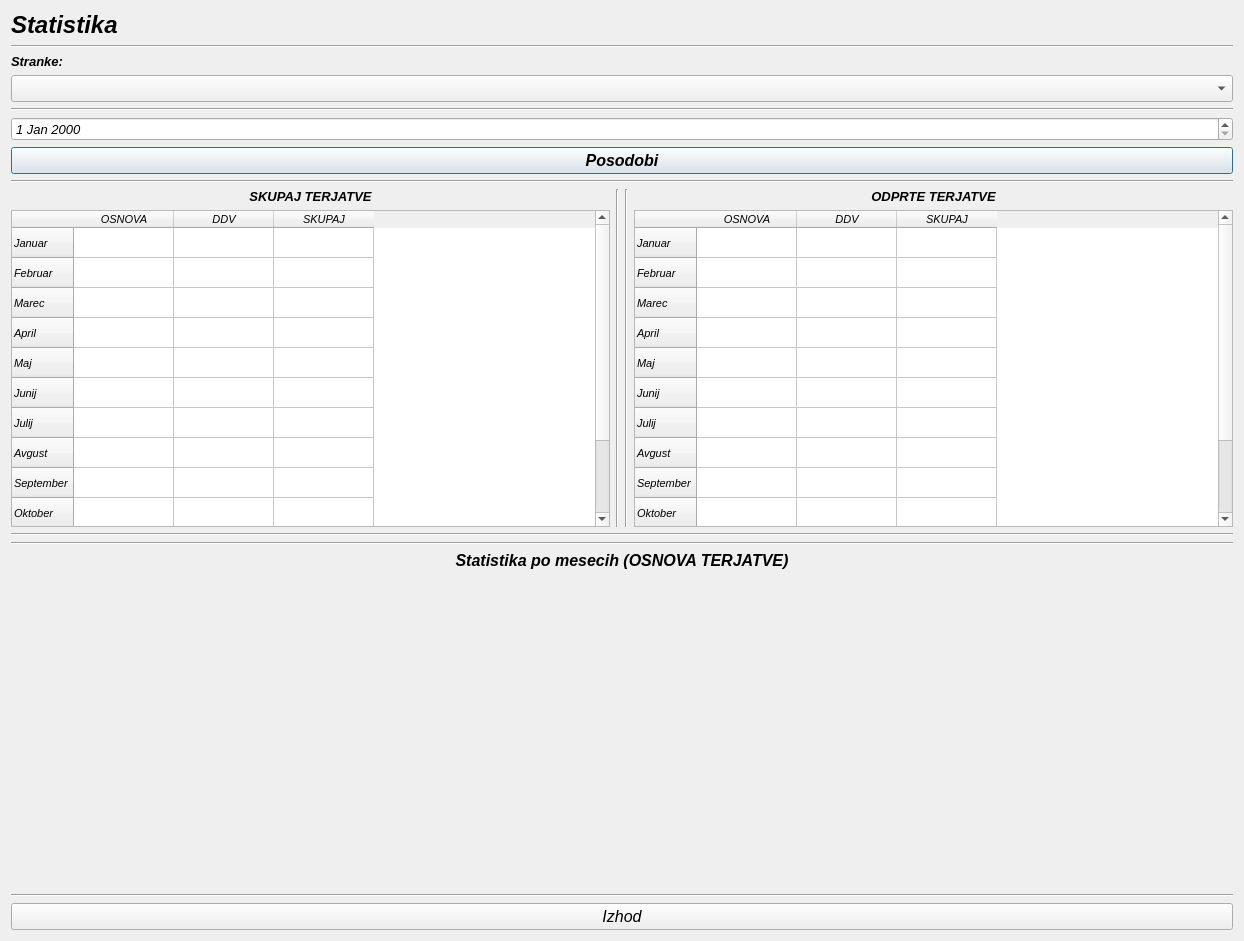
MaxMaxy/racun, file statistic.ui: the form before one commit.
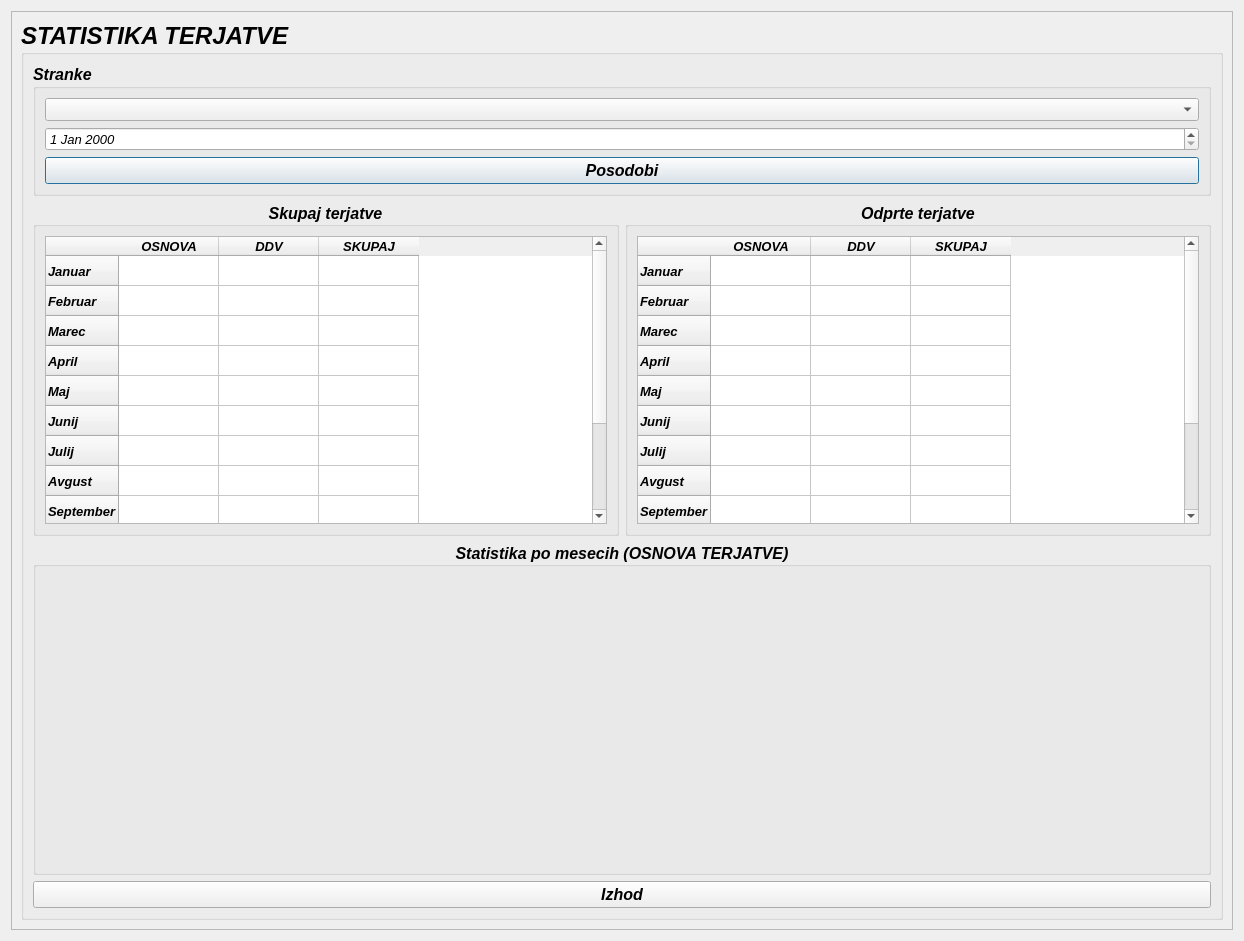
The form after the commit. Custom widgets are drawn as their Qt base class.

The edit to the form file:
```diff
--- a/statistic.ui
+++ b/statistic.ui
@@ -20,91 +20,61 @@
   <property name="windowTitle">
    <string>Dialog</string>
   </property>
-  <layout class="QGridLayout" name="gridLayout">
+  <layout class="QGridLayout" name="gridLayout_5">
    <item row="0" column="0">
-    <layout class="QVBoxLayout" name="verticalLayout_7">
-     <item>
-      <layout class="QVBoxLayout" name="verticalLayout">
-       <item>
-        <widget class="QLabel" name="label">
+    <widget class="QScrollArea" name="scrollArea">
+     <property name="widgetResizable">
+      <bool>true</bool>
+     </property>
+     <widget class="QWidget" name="scrollAreaWidgetContents">
+      <property name="geometry">
+       <rect>
+        <x>0</x>
+        <y>0</y>
+        <width>1224</width>
+        <height>921</height>
+       </rect>
+      </property>
+      <layout class="QGridLayout" name="gridLayout_4">
+       <item row="0" column="0">
+        <widget class="QGroupBox" name="groupBox_5">
          <property name="font">
           <font>
-           <family>MS Sans Serif</family>
            <pointsize>18</pointsize>
            <weight>75</weight>
-           <italic>true</italic>
            <bold>true</bold>
           </font>
          </property>
-         <property name="text">
-          <string>Statistika</string>
+         <property name="title">
+          <string>STATISTIKA TERJATVE</string>
          </property>
-        </widget>
-       </item>
-       <item>
-        <widget class="Line" name="line">
-         <property name="font">
-          <font>
-           <italic>true</italic>
-          </font>
+         <property name="flat">
+          <bool>true</bool>
          </property>
-         <property name="orientation">
-          <enum>Qt::Horizontal</enum>
-         </property>
-        </widget>
-       </item>
-      </layout>
-     </item>
-     <item>
-      <layout class="QHBoxLayout" name="horizontalLayout">
-       <item>
         <layout class="QVBoxLayout" name="verticalLayout_2">
          <item>
-          <widget class="QLabel" name="label_4">
+           <widget class="QGroupBox" name="groupBox_4">
            <property name="font">
             <font>
-             <family>MS Sans Serif</family>
-             <pointsize>10</pointsize>
+              <pointsize>12</pointsize>
              <weight>75</weight>
-             <italic>true</italic>
              <bold>true</bold>
             </font>
            </property>
-           <property name="text">
-            <string>Stranke:</string>
-           </property>
-           <property name="alignment">
-            <set>Qt::AlignLeading|Qt::AlignLeft|Qt::AlignVCenter</set>
-           </property>
-           <property name="buddy">
-            <cstring>comboBox_podjetja</cstring>
-           </property>
-          </widget>
-         </item>
+            <property name="title">
+             <string>Stranke</string>
+            </property>
+            <layout class="QVBoxLayout" name="verticalLayout">
          <item>
           <widget class="QComboBox" name="comboBox_podjetja">
            <property name="font">
             <font>
              <family>MS Sans Serif</family>
-             <pointsize>12</pointsize>
+                 <pointsize>10</pointsize>
+                 <weight>50</weight>
              <italic>true</italic>
-            </font>
-           </property>
-          </widget>
-         </item>
-        </layout>
-       </item>
-      </layout>
-     </item>
-     <item>
-      <widget class="Line" name="line_3">
-       <property name="font">
-        <font>
-         <italic>true</italic>
-        </font>
-       </property>
-       <property name="orientation">
-        <enum>Qt::Horizontal</enum>
+                 <bold>false</bold>
+                </font>
        </property>
       </widget>
      </item>
@@ -113,6 +83,13 @@
        <property name="enabled">
         <bool>true</bool>
        </property>
+               <property name="font">
+                <font>
+                 <pointsize>10</pointsize>
+                 <weight>50</weight>
+                 <bold>false</bold>
+                </font>
+               </property>
       </widget>
      </item>
      <item>
@@ -131,42 +108,28 @@
        </property>
       </widget>
      </item>
-     <item>
-      <widget class="Line" name="line_6">
-       <property name="font">
-        <font>
-         <italic>true</italic>
-        </font>
-       </property>
-       <property name="orientation">
-        <enum>Qt::Horizontal</enum>
-       </property>
+            </layout>
       </widget>
      </item>
      <item>
-      <layout class="QHBoxLayout" name="horizontalLayout_2">
+           <layout class="QHBoxLayout" name="horizontalLayout">
        <item>
-        <layout class="QVBoxLayout" name="verticalLayout_5">
-         <item>
-          <widget class="QLabel" name="label_3">
+             <widget class="QGroupBox" name="groupBox_3">
            <property name="font">
             <font>
-             <family>MS Sans Serif</family>
-             <pointsize>10</pointsize>
+                <pointsize>12</pointsize>
              <weight>75</weight>
-             <italic>true</italic>
              <bold>true</bold>
             </font>
            </property>
-           <property name="text">
-            <string>SKUPAJ TERJATVE</string>
+              <property name="title">
+               <string>Skupaj terjatve</string>
            </property>
            <property name="alignment">
             <set>Qt::AlignCenter</set>
            </property>
-          </widget>
-         </item>
-         <item>
+              <layout class="QGridLayout" name="gridLayout_3">
+               <item row="0" column="0">
           <widget class="QTableWidget" name="tableWidget_vse">
            <property name="sizePolicy">
             <sizepolicy hsizetype="Expanding" vsizetype="MinimumExpanding">
@@ -177,8 +140,10 @@
            <property name="font">
             <font>
              <family>MS Sans Serif</family>
-             <pointsize>8</pointsize>
+                   <pointsize>10</pointsize>
+                   <weight>75</weight>
              <italic>true</italic>
+                   <bold>true</bold>
             </font>
            </property>
            <row>
@@ -259,53 +224,25 @@
           </widget>
          </item>
         </layout>
-       </item>
-       <item>
-        <widget class="Line" name="line_7">
-         <property name="font">
-          <font>
-           <italic>true</italic>
-          </font>
-         </property>
-         <property name="orientation">
-          <enum>Qt::Vertical</enum>
-         </property>
         </widget>
        </item>
        <item>
-        <widget class="Line" name="line_4">
+             <widget class="QGroupBox" name="groupBox_2">
          <property name="font">
           <font>
-           <italic>true</italic>
-          </font>
-         </property>
-         <property name="orientation">
-          <enum>Qt::Vertical</enum>
-         </property>
-        </widget>
-       </item>
-       <item>
-        <layout class="QVBoxLayout" name="verticalLayout_4">
-         <item>
-          <widget class="QLabel" name="label_2">
-           <property name="font">
-            <font>
-             <family>MS Sans Serif</family>
-             <pointsize>10</pointsize>
+                <pointsize>12</pointsize>
              <weight>75</weight>
-             <italic>true</italic>
              <bold>true</bold>
             </font>
            </property>
-           <property name="text">
-            <string>ODPRTE TERJATVE</string>
+              <property name="title">
+               <string>Odprte terjatve</string>
            </property>
            <property name="alignment">
             <set>Qt::AlignCenter</set>
            </property>
-          </widget>
-         </item>
-         <item>
+              <layout class="QGridLayout" name="gridLayout_2">
+               <item row="0" column="0">
           <widget class="QTableWidget" name="tableWidget_brez">
            <property name="sizePolicy">
             <sizepolicy hsizetype="Expanding" vsizetype="MinimumExpanding">
@@ -316,8 +253,10 @@
            <property name="font">
             <font>
              <family>MS Sans Serif</family>
-             <pointsize>8</pointsize>
+                   <pointsize>10</pointsize>
+                   <weight>75</weight>
              <italic>true</italic>
+                   <bold>true</bold>
             </font>
            </property>
            <row>
@@ -398,27 +337,12 @@
           </widget>
          </item>
         </layout>
+             </widget>
        </item>
       </layout>
      </item>
      <item>
-      <widget class="Line" name="line_5">
-       <property name="orientation">
-        <enum>Qt::Horizontal</enum>
-       </property>
-      </widget>
-     </item>
-     <item>
-      <widget class="Line" name="line_8">
-       <property name="orientation">
-        <enum>Qt::Horizontal</enum>
-       </property>
-      </widget>
-     </item>
-     <item>
-      <layout class="QVBoxLayout" name="verticalLayout_6">
-       <item>
-        <widget class="QLabel" name="label_5">
+           <widget class="QGroupBox" name="groupBox">
          <property name="font">
           <font>
            <pointsize>12</pointsize>
@@ -426,15 +350,14 @@
            <bold>true</bold>
           </font>
          </property>
-         <property name="text">
+            <property name="title">
           <string>Statistika po mesecih (OSNOVA TERJATVE)</string>
          </property>
          <property name="alignment">
           <set>Qt::AlignCenter</set>
          </property>
-        </widget>
-       </item>
-       <item>
+            <layout class="QGridLayout" name="gridLayout">
+             <item row="0" column="0">
         <widget class="QCustomPlot" name="plot" native="true">
          <property name="sizePolicy">
           <sizepolicy hsizetype="Expanding" vsizetype="Expanding">
@@ -458,17 +381,6 @@
         </widget>
        </item>
       </layout>
-     </item>
-     <item>
-      <widget class="Line" name="line_2">
-       <property name="font">
-        <font>
-         <italic>true</italic>
-        </font>
-       </property>
-       <property name="orientation">
-        <enum>Qt::Horizontal</enum>
-       </property>
       </widget>
      </item>
      <item>
@@ -477,7 +389,9 @@
         <font>
          <family>MS Sans Serif</family>
          <pointsize>12</pointsize>
+              <weight>75</weight>
          <italic>true</italic>
+              <bold>true</bold>
         </font>
        </property>
        <property name="text">
@@ -486,6 +400,11 @@
       </widget>
      </item>
     </layout>
+        </widget>
+       </item>
+      </layout>
+     </widget>
+    </widget>
    </item>
   </layout>
  </widget>
```
Left out of the diff: 1 changed line with no effect on the pictures. Lines whose indentation alone changed are shown as unchanged.
